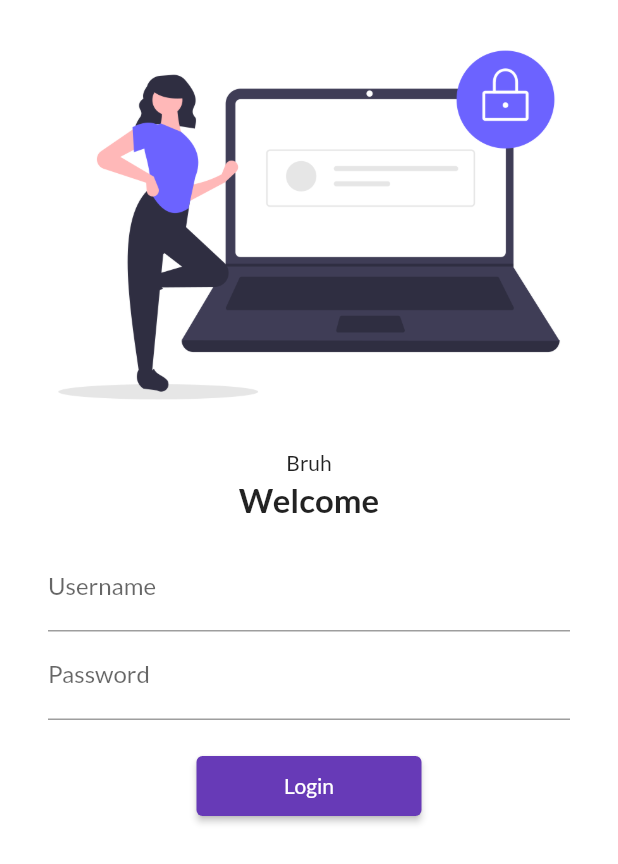
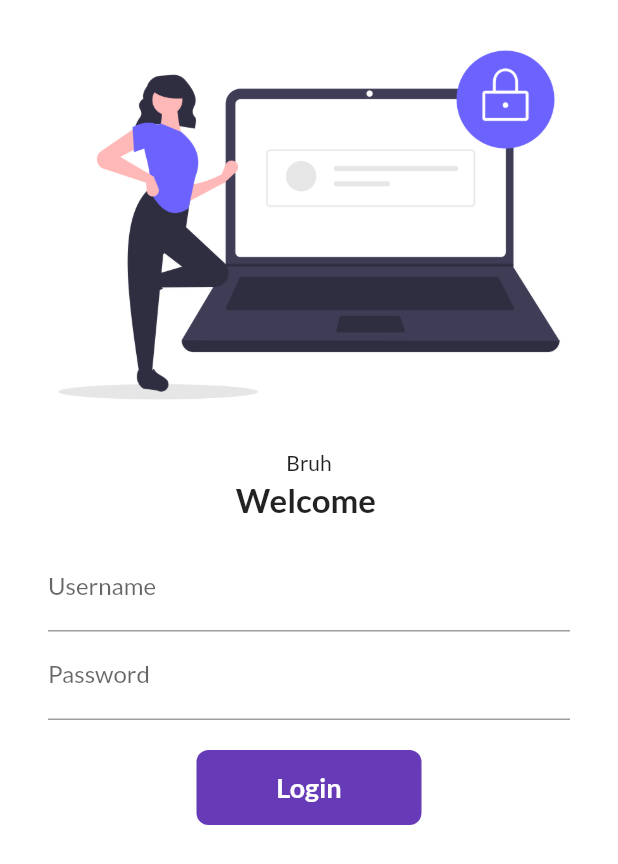
Before and after one commit to AsgharBoi/classico, a Flutter app: the screen it shows after launch, on a phone screen of 412 x 824 dp. Shown: the top 864 px of the screen. Run offline on Flutter 3.47's test engine with Material 2 defaults, Android fonts, the phone set to English and light mode, and no system bars; our stand-ins replace google_fonts.

Commit message:
day 6 completed

```diff
--- a/lib/Pages/login_page.dart
+++ b/lib/Pages/login_page.dart
@@ -1,9 +1,16 @@
 import 'package:classico/utils/routes.dart';
 import 'package:flutter/material.dart';
 
-class LoginPage extends StatelessWidget {
+class LoginPage extends StatefulWidget {
   const LoginPage({super.key});
 
+  @override
+  State<LoginPage> createState() => _LoginPageState();
+}
+
+class _LoginPageState extends State<LoginPage> {
+  String name = "";
+  bool changeButton = false;
   @override
   Widget build(BuildContext context) {
     return Material(
@@ -18,7 +25,7 @@ class LoginPage extends StatelessWidget {
               ),
               SizedBox(height: 20.0, child: Text("Bruh")),
               Text(
-                "Welcome",
+                "Welcome $name",
                 style: TextStyle(
                   fontSize: 22,
                   fontWeight: FontWeight.bold,
@@ -34,6 +41,10 @@ class LoginPage extends StatelessWidget {
                         hintText: "Enter username",
                         labelText: "Username",
                       ),
+                      onChanged: (value) {
+                        name = value;
+                        setState(() {});
+                      },
                     ),
                     TextFormField(
                       obscureText: true, // tells that text shouldnt be shown
@@ -45,13 +56,49 @@ class LoginPage extends StatelessWidget {
                     SizedBox(
                       height: 20.0,
                     ),
-                    ElevatedButton(
-                      style: TextButton.styleFrom(minimumSize: Size(150, 40)),
-                      onPressed: () {
+                    InkWell(
+                      onTap: () async {
+                        setState(() {
+                          changeButton = true;
+                        });
+                        await Future.delayed(Duration(seconds: 1));
                         Navigator.pushNamed(context, MyRoutes.homeRoute);
                       },
-                      child: Text("Login"),
-                    )
+                      child: AnimatedContainer(
+                        duration: Duration(seconds: 1),
+                        width: changeButton ? 50 : 150,
+                        height: 50,
+                        alignment: Alignment.center,
+                        child: changeButton
+                            ? Icon(
+                                Icons.done,
+                                color: Colors.white,
+                              )
+                            : Text(
+                                "Login",
+                                style: TextStyle(
+                                    color: Colors.white,
+                                    fontWeight: FontWeight.bold,
+                                    fontSize: 18),
+                              ),
+                        decoration: BoxDecoration(
+                          color: Colors.deepPurple,
+                          // shape: changeButton
+                          //     ? BoxShape.circle
+                          //     : BoxShape.rectangle,
+                          borderRadius: BorderRadius.circular(
+                            changeButton ? 50 : 8,
+                          ),
+                        ),
+                      ),
+                    ),
+                    // ElevatedButton(
+                    //   style: TextButton.styleFrom(minimumSize: Size(150, 40)),
+                    //   onPressed: () {
+                    //     Navigator.pushNamed(context, MyRoutes.homeRoute);
+                    //   },
+                    //   child: Text("Login"),
+                    // )
                   ],
                 ),
               )
```
